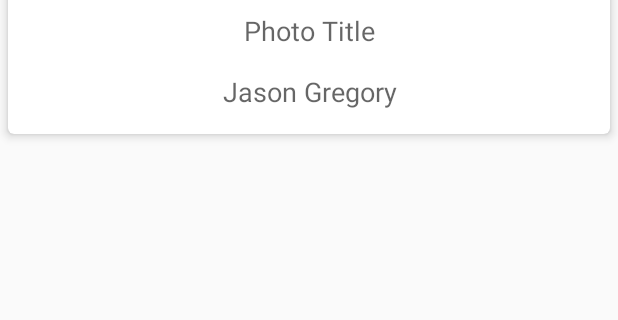
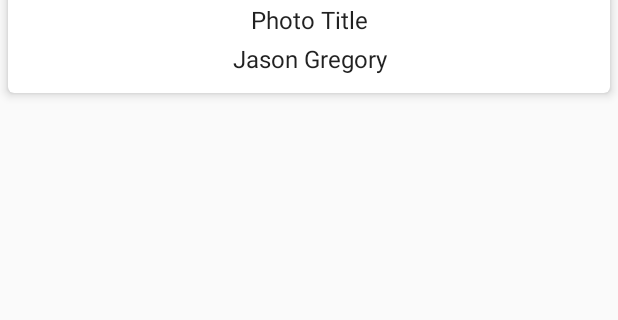
Before and after one commit to jjgregor/FlickrApp, an Android app: the layout photo_card_view.xml on its own in the app's theme, with its tools: preview values and no code run, on a phone screen of 412 x 824 dp, the part 248-568 px from its top. Run offline under Robolectric (Android 15) with nearby library versions, the phone set to English and light mode, and no system bars.

```diff
--- a/app/src/main/java/com/jason/flickr/services/FlickrService.kt
+++ b/app/src/main/java/com/jason/flickr/services/FlickrService.kt
@@ -12,6 +12,6 @@ import retrofit2.http.Query
 interface FlickrService {
 
     @GET("services/feeds/photos_public.gne?format=json&nojsoncallback=1")
-    fun getPhotos(@Query("text") tags: String?): Flowable<JsonFlickrFeed>
+    fun getPhotos(@Query("tags") tag: String?): Flowable<JsonFlickrFeed>
 
 }
--- a/app/src/main/res/layout/photo_card_view.xml
+++ b/app/src/main/res/layout/photo_card_view.xml
@@ -23,24 +23,20 @@
 
         <TextView
             android:id="@+id/title"
-            style="@style/Base.TextAppearance.AppCompat.Medium"
+            style="@style/CardText"
             android:layout_width="match_parent"
             android:layout_height="wrap_content"
-            android:maxLines="1"
-            android:ellipsize="end"
-            android:gravity="center_horizontal"
-            android:padding="8dp"
+            android:paddingBottom="2dp"
+            android:paddingTop="2dp"
             tools:text="Photo Title" />
 
         <TextView
             android:id="@+id/author"
-            style="@style/Base.TextAppearance.AppCompat.Medium"
+            style="@style/CardText"
             android:layout_width="match_parent"
             android:layout_height="wrap_content"
-            android:gravity="center_horizontal"
-            android:maxLines="1"
-            android:ellipsize="end"
-            android:padding="8dp"
+            android:paddingBottom="4dp"
+            android:paddingTop="2dp"
             tools:text="Jason Gregory" />
 
     </LinearLayout>
--- a/app/src/main/res/values/styles.xml
+++ b/app/src/main/res/values/styles.xml
@@ -8,4 +8,12 @@
         <item name="colorAccent">@color/colorAccent</item>
     </style>
 
+    <style name="CardText" parent="TextAppearance.AppCompat.Subhead">
+        <item name="android:paddingStart">4dp</item>
+        <item name="android:paddingEnd">4dp</item>
+        <item name="android:ellipsize">end</item>
+        <item name="android:maxLines">1</item>
+        <item name="android:gravity">center_horizontal</item>
+    </style>
+
 </resources>
--- a/build.gradle
+++ b/build.gradle
@@ -1,4 +1,3 @@
-
 buildscript {
     ext.kotlin_version = '1.1.51'
     ext.sdk_version = "26.1.0"
@@ -14,9 +13,6 @@ buildscript {
     dependencies {
         classpath "com.android.tools.build:gradle:$android_plugin_version"
         classpath "org.jetbrains.kotlin:kotlin-gradle-plugin:$kotlin_version"
-
-        // NOTE: Do not place your application dependencies here; they belong
-        // in the individual module build.gradle files
     }
 }
 
```
Also changed, not shown: app/src/main/java/com/jason/flickr/App.kt (+8 -0 lines), app/src/main/java/com/jason/flickr/db/FlickrFeedDB.kt (added, +13 -0 lines), app/src/main/java/com/jason/flickr/db/FlickrFeedDao.kt (added, +26 -0 lines), app/src/main/java/com/jason/flickr/models/FlickrFeedResponse.kt (+13 -2 lines).
